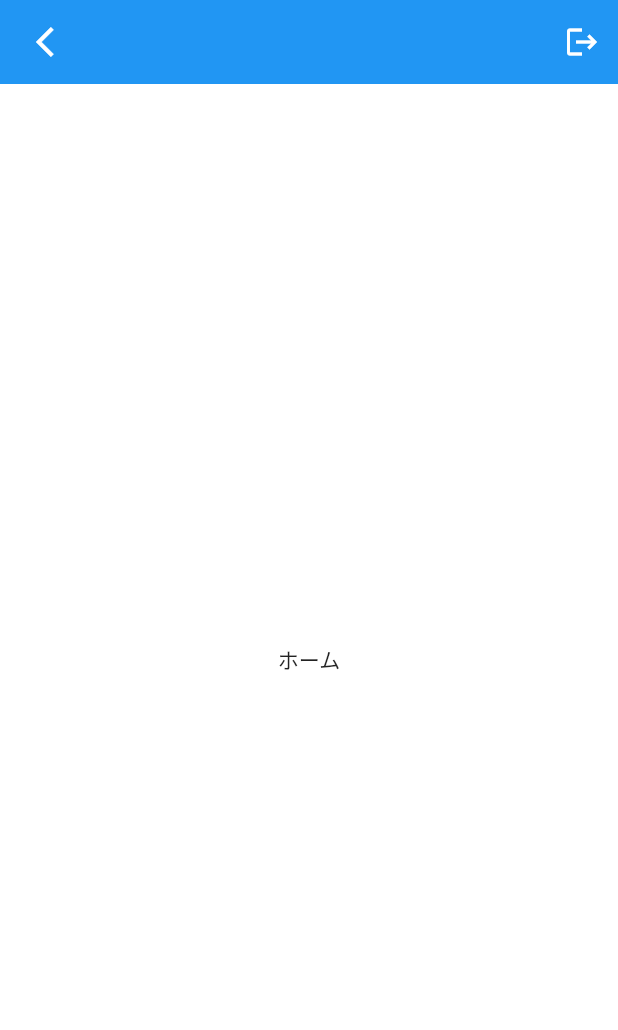
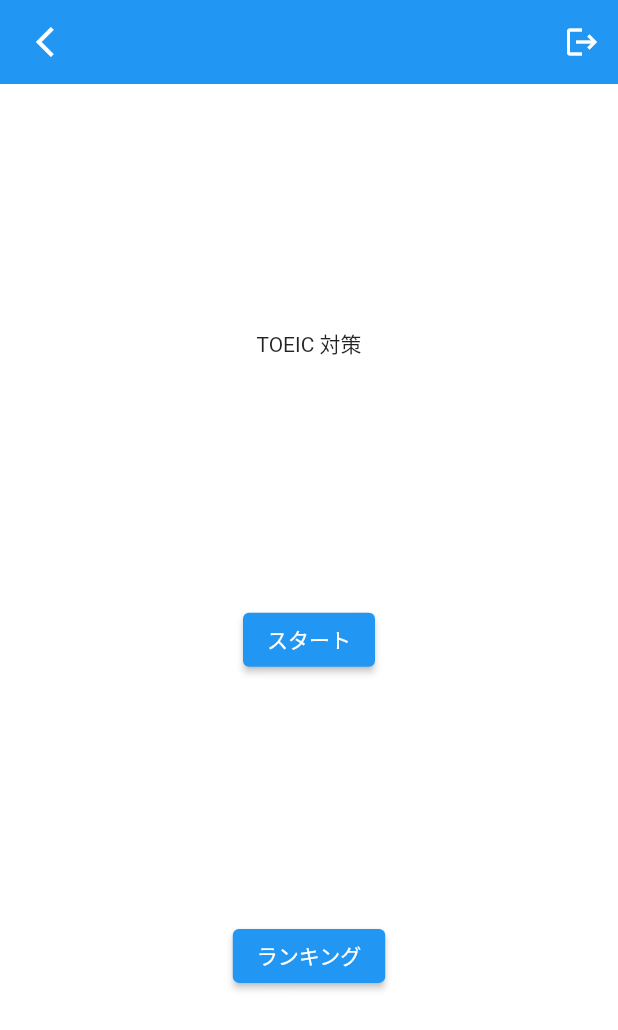
Before and after one commit to Umigishi-Aoi/okina_honban, a Flutter app: the screen it shows once a user with an empty profile is signed in, on a phone screen of 412 x 824 dp. Shown: the top 1030 px of the screen. Run offline on Flutter 3.47's test engine with Material 2 defaults, Android fonts, the phone set to English and light mode, and no system bars; our stand-ins replace flutter_hooks, freezed_annotation, go_router, hooks_riverpod, supabase_flutter; accounts and stored records are empty; network calls fail.

Commit message:
feat: ホーム画面のベースを作成

```diff
--- a/lib/ui/home/home_page.dart
+++ b/lib/ui/home/home_page.dart
@@ -1,5 +1,7 @@
 import 'package:flutter/material.dart';
+import 'package:go_router/go_router.dart';
 import 'package:hooks_riverpod/hooks_riverpod.dart';
+import 'package:okina_honban/router/router_path.dart';
 import 'package:okina_honban/ui/base/base.dart';
 import 'package:okina_honban/ui/home/home_view_model.dart';
 
@@ -17,17 +19,37 @@ class HomePage extends HookConsumerWidget {
             icon: const Icon(Icons.logout),
           )
         ]),
-        body: _buildBody());
+        body: _buildBody(context));
   }
 
-  Widget _buildBody() {
+  Widget _buildBody(BuildContext context) {
     return Column(
-      mainAxisAlignment: MainAxisAlignment.center,
-      children: [_buildText()],
+      mainAxisAlignment: MainAxisAlignment.spaceEvenly,
+      children: [
+        _buildText(),
+        _buildStartButton(),
+        _buildRankingButton(context),
+      ],
     );
   }
 
   Widget _buildText() {
-    return const Center(child: Text('ホーム'));
+    return const Center(child: Text('TOEIC 対策'));
+  }
+
+  Widget _buildStartButton() {
+    return ElevatedButton(
+      onPressed: () {},
+      child: const Text('スタート'),
+    );
+  }
+
+  Widget _buildRankingButton(BuildContext context) {
+    return ElevatedButton(
+      onPressed: () {
+        context.push(rankingPath);
+      },
+      child: const Text('ランキング'),
+    );
   }
 }
```
